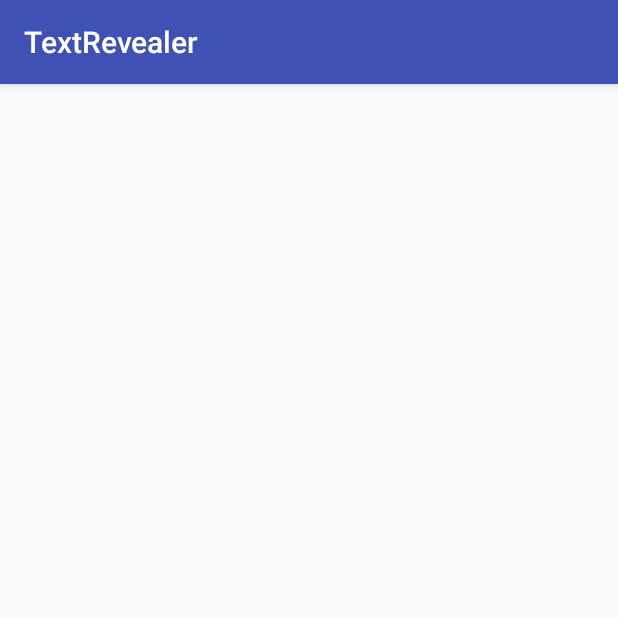
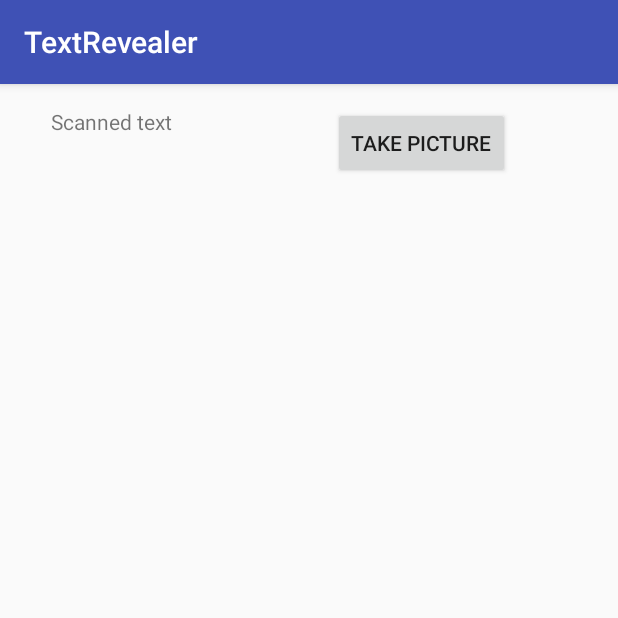
Before and after one commit to alvinwong12/TextRevealer, an Android app: the screen it shows after launch (MainActivity), on a phone screen of 412 x 824 dp, the top half of it. Run offline under Robolectric (Android 15) with nearby library versions, the phone set to English and light mode, and no system bars.

Commit message:
scrollview

```diff
--- a/app/src/main/res/layout/activity_main.xml
+++ b/app/src/main/res/layout/activity_main.xml
@@ -7,4 +7,52 @@
     android:layout_height="match_parent"
     tools:context="alvinwong.textrevealer.MainActivity">
 
+    <TextView
+        android:id="@+id/title"
+        android:layout_width="wrap_content"
+        android:layout_height="wrap_content"
+        android:layout_alignParentLeft="true"
+        android:layout_alignParentStart="true"
+        android:layout_alignParentTop="true"
+        android:layout_marginLeft="34dp"
+        android:layout_marginStart="34dp"
+        android:layout_marginTop="15dp"
+        android:text="@string/title" />
+
+    <Button
+        android:id="@+id/button4"
+        android:layout_width="wrap_content"
+        android:layout_height="wrap_content"
+        android:layout_alignParentEnd="true"
+        android:layout_alignParentRight="true"
+        android:layout_alignTop="@+id/title"
+        android:layout_marginEnd="72dp"
+        android:layout_marginRight="72dp"
+        android:text="Take Picture" />
+
+    <ScrollView
+        android:layout_width="0dp"
+        android:layout_height="0dp"
+        android:layout_marginTop="8dp"
+        android:paddingLeft="5dp"
+        android:paddingRight="5dp"
+        android:layout_alignParentLeft="true"
+        android:layout_alignParentStart="true"
+        android:layout_below="@+id/button4"
+        android:layout_marginLeft="17dp"
+        android:layout_marginStart="17dp">
+
+        <LinearLayout
+            android:layout_width="match_parent"
+            android:layout_height="wrap_content"
+            android:orientation="vertical" >
+            <TextView
+                android:id="@+id/results"
+                android:layout_width="wrap_content"
+                android:layout_height="wrap_content"
+                android:layout_marginTop="8dp"
+                android:text="testtrethjtuyiukokijhgfdse"/>
+        </LinearLayout>
+    </ScrollView>
+
 </RelativeLayout>
--- a/app/src/main/res/values/strings.xml
+++ b/app/src/main/res/values/strings.xml
@@ -2,5 +2,5 @@
     <string name="app_name">TextRevealer</string>
     <string name="ok">OK</string>
     <string name="permission_camera_rationale">Access to the camera is needed for detection</string>
-
+    <string name="title">Scanned text</string>
 </resources>
```
